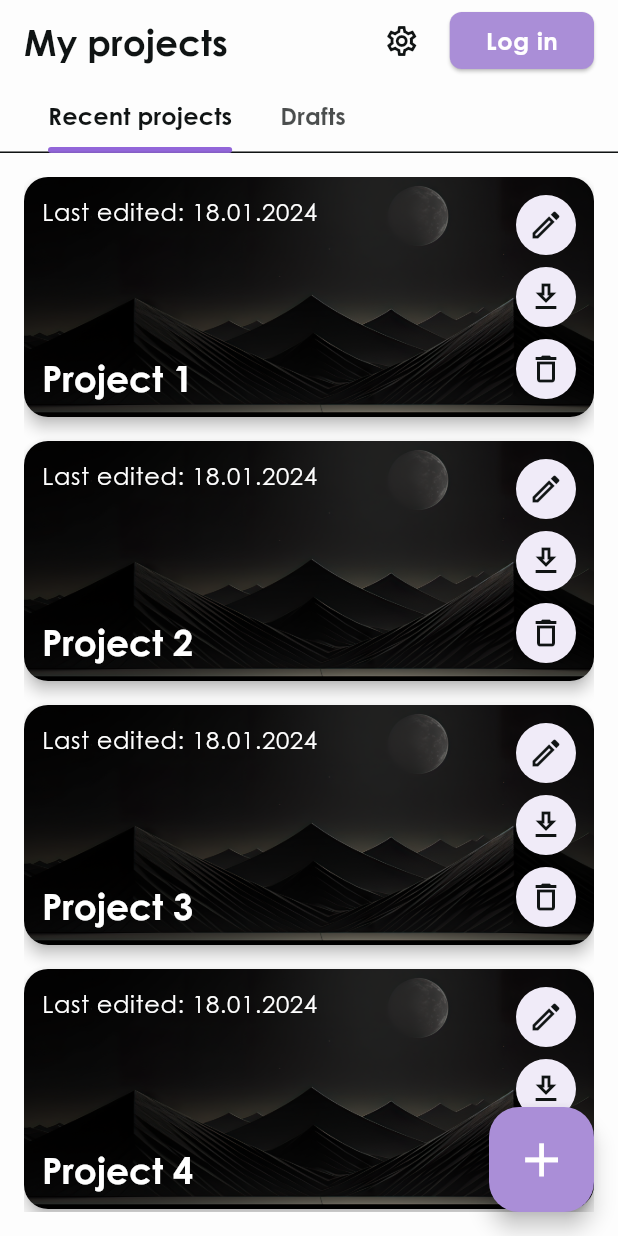
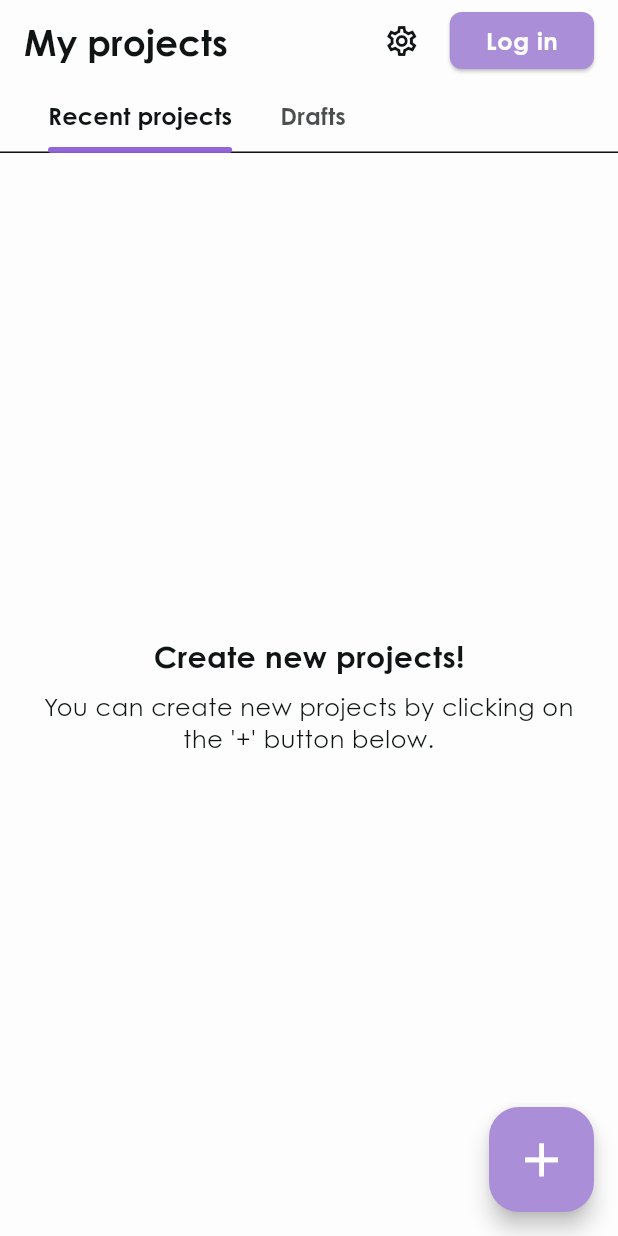
Before and after one commit to DavidGRueda/flutter_video_editor, a Flutter app: the screen it shows after launch, on a phone screen of 412 x 824 dp. Run offline on Flutter 3.47's test engine with Material 3 defaults, Android fonts, the phone set to English and light mode, and no system bars; our stand-ins replace firebase_auth, firebase_core, get, google_sign_in, image_picker, video_player; missing offline and left inert: video_thumbnail; accounts and stored records are empty.

Commit message:
#3 Feat: Add projects in memory & display video thumbnails

```diff
--- a/lib/pages/home/home.dart
+++ b/lib/pages/home/home.dart
@@ -72,7 +72,26 @@ class HomePage extends StatelessWidget {
       init: ProjectsController(),
       builder: (_) {
         return _.projectsLoaded
+            ? _.projects.isEmpty
                 ? Padding(
+                    padding: const EdgeInsets.all(16.0),
+                    child: Column(
+                      mainAxisAlignment: MainAxisAlignment.center,
+                      children: [
+                        Text(
+                          'Create new projects!',
+                          style: Theme.of(context).textTheme.bodyMedium!.copyWith(fontWeight: FontWeight.bold),
+                        ),
+                        SizedBox(height: 8.0),
+                        Text(
+                          "You can create new projects by clicking on the '+' button below.",
+                          style: Theme.of(context).textTheme.bodySmall,
+                          textAlign: TextAlign.center,
+                        ),
+                      ],
+                    ),
+                  )
+                : Padding(
                     padding: const EdgeInsets.all(16.0),
                     child: ListView.builder(
                       itemCount: _.projects.length,
--- a/lib/pages/project/widgets/footer.dart
+++ b/lib/pages/project/widgets/footer.dart
@@ -45,7 +45,8 @@ class NewProjectFooter extends StatelessWidget {
                   ),
                   onPressed: !(_.isMediaEmpty)
                       ? () {
-                          // Create project
+                          _.createProject();
+                          Get.back();
                         }
                       : null,
                   icon: Icon(Icons.arrow_back_outlined, color: Colors.white),
--- a/lib/services/projects_service.dart
+++ b/lib/services/projects_service.dart
@@ -25,6 +25,6 @@ class ProjectsService {
   Future<List<Project>> getProjects() async {
     // TODO: Get projects from the database. Now it's mocked.
     await Future.delayed(Duration(seconds: 3));
-    return mockedProjects;
+    return [];
   }
 }
--- a/lib/shared/helpers/files.dart
+++ b/lib/shared/helpers/files.dart
@@ -4,3 +4,8 @@ bool isImage(String path) {
   final mimeType = lookupMimeType(path);
   return mimeType!.startsWith('image/');
 }
+
+bool isVideo(String path) {
+  final mimeType = lookupMimeType(path);
+  return mimeType!.startsWith('video/');
+}
```
Also changed, not shown: lib/controllers/new_project_controller.dart (+11 -0 lines), lib/pages/home/widgets/project_card.dart (+30 -5 lines), lib/shared/helpers/video.dart (+13 -0 lines). Lines whose indentation alone changed are shown as unchanged.
